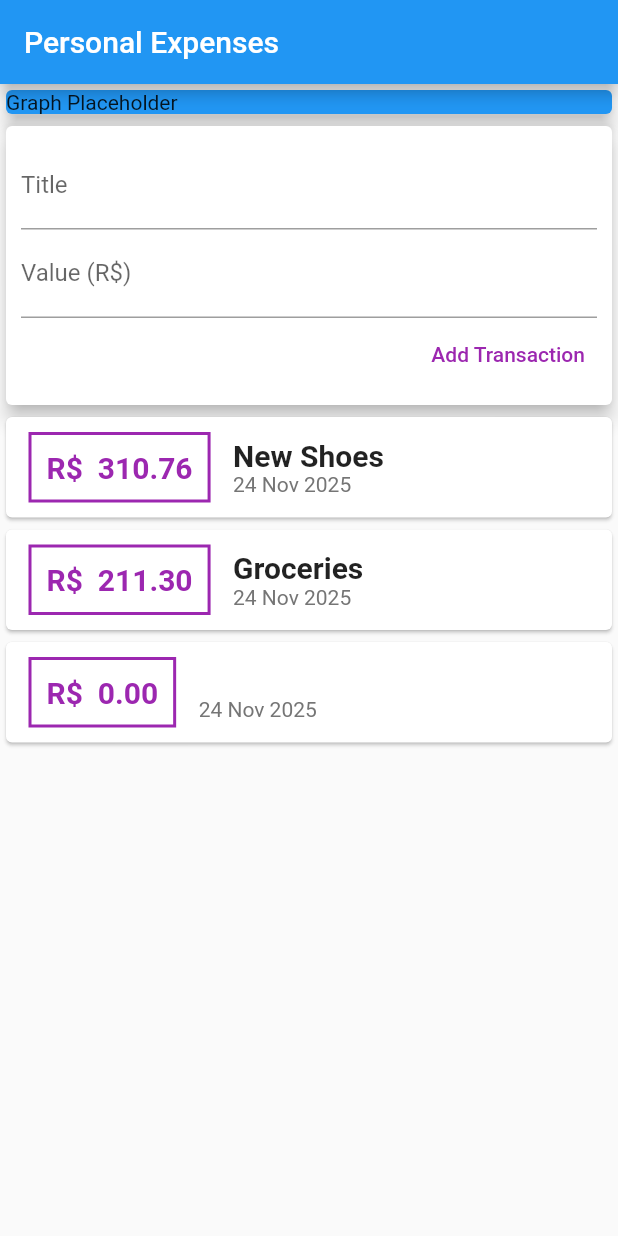
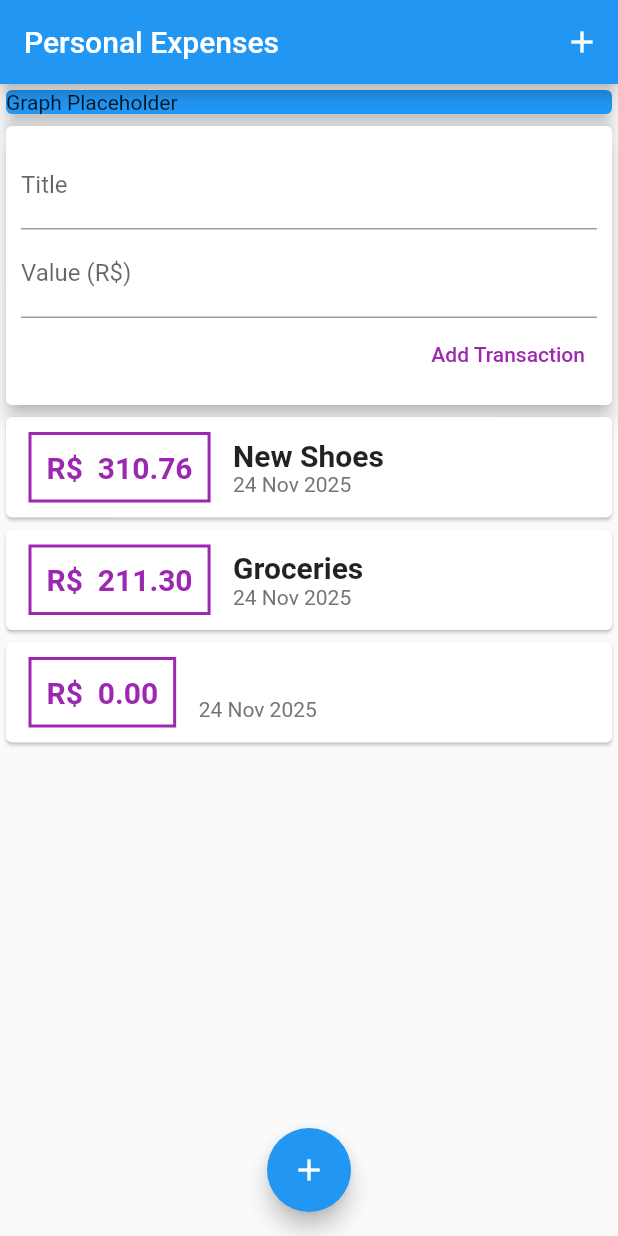
Before and after one commit to G-m4rtins/Personal_expenses, a Flutter app: the screen it shows after launch, after a tap on "Add Transaction", on a phone screen of 412 x 824 dp. Run offline on Flutter 3.47's test engine with Material 2 defaults, Android fonts, the phone set to English and light mode, and no system bars.

Commit message:
refactor transaction management by adding transaction submission functionality and enabling scrollable transaction list

```diff
--- a/lib/components/transaction_form.dart
+++ b/lib/components/transaction_form.dart
@@ -9,6 +9,17 @@ class TransactionForm extends StatelessWidget {
 
   TransactionForm(this.onSubmit);
 
+  _submitForm() {
+    final title = titleController.text;
+    final value = double.tryParse(valueController.text) ?? 0.0;
+    onSubmit(title, value);
+
+    if(title.isEmpty || value <= 0){
+      return;
+    }
+
+  }
+
   @override
   Widget build(BuildContext context) {
     return           Card(
@@ -19,9 +30,12 @@ class TransactionForm extends StatelessWidget {
           children: <Widget>[
             TextField(
               decoration: InputDecoration(labelText: 'Title'),
+              onSubmitted: (value) => _submitForm(),
               controller: titleController,
             ),
             TextField(
+              keyboardType: TextInputType.numberWithOptions(decimal: true),
+              onSubmitted: (value) => _submitForm(),
               decoration: InputDecoration(labelText: 'Value (R\$)'),
               controller: valueController,
             ),
@@ -33,11 +47,7 @@ class TransactionForm extends StatelessWidget {
                   style: TextButton.styleFrom(
                     primary: Colors.purple,
                   ),
-                  onPressed: () {
-                    final title = titleController.text;
-                    final value = double.tryParse(valueController.text) ?? 0.0;
-                    onSubmit(title, value);
-                  },
+                  onPressed: _submitForm,
                 ),
               ],
             ),
--- a/lib/components/transaction_list.dart
+++ b/lib/components/transaction_list.dart
@@ -14,8 +14,7 @@ TransactionList({
   Widget build(BuildContext context) {
     return Container(
       height: 450,
-      child: SingleChildScrollView(
-        child: Column(
+      child: ListView(
         children: transactions.map((tr) {
           return Card(
             child: Row (
@@ -64,7 +63,6 @@ TransactionList({
           );
         }).toList(),
       ),
-      ),
     );
   }
 }
--- a/lib/main.dart
+++ b/lib/main.dart
@@ -18,6 +18,12 @@ class MyHomePage extends StatelessWidget {
     return Scaffold(
       appBar: AppBar(
         title: Text('Personal Expenses'),
+        actions: <Widget>[
+          IconButton(
+            icon: Icon(Icons.add),
+            onPressed: () {},
+          ),
+        ],
       ),
       body: SingleChildScrollView(
         child: Column(
@@ -35,6 +41,11 @@ class MyHomePage extends StatelessWidget {
           ],
         ),
       ),
+      floatingActionButton: FloatingActionButton(
+        child: Icon(Icons.add),
+        onPressed: () {},
+      ) ,
+      floatingActionButtonLocation: FloatingActionButtonLocation.centerFloat,
     );
   }
 }
```
Lines whose indentation alone changed are shown as unchanged.
